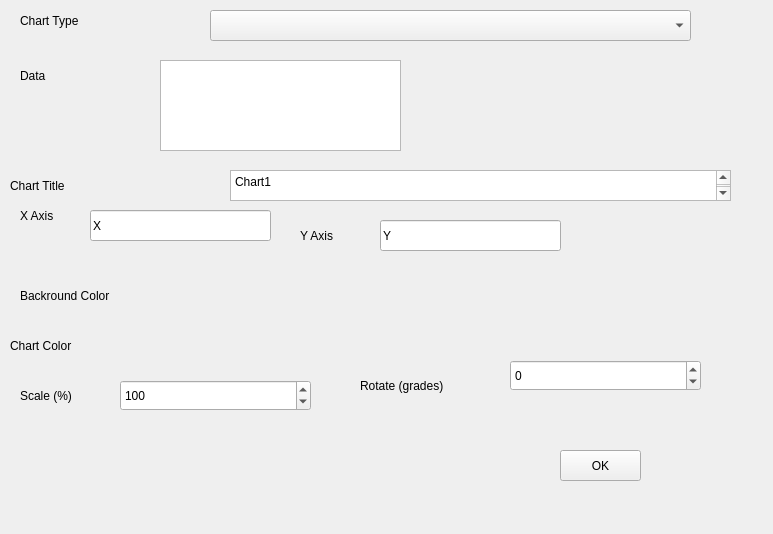
jose94752/ClipEdit, file sources/Forms/formcharts.ui: the form before one commit.
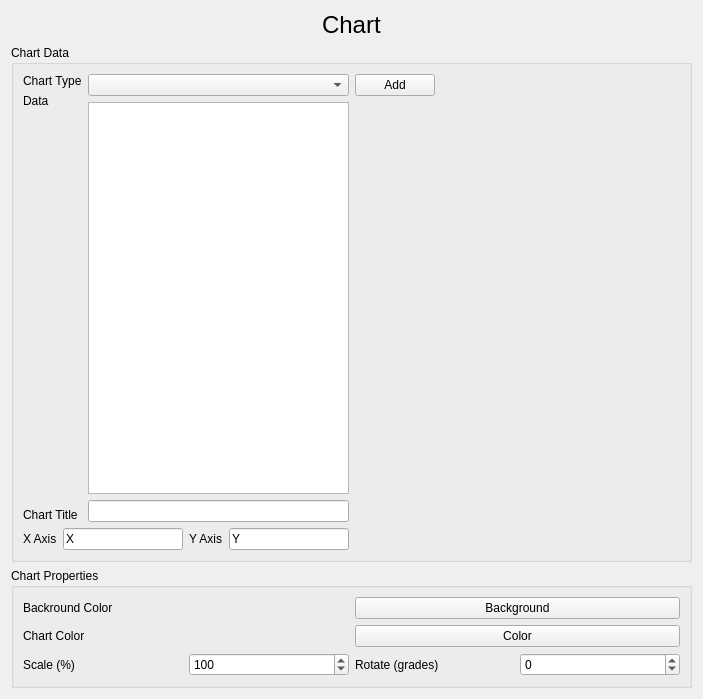
The form after the commit.

Commit message: layouts charts

Diff of the .ui file:
```diff
--- a/sources/Forms/formcharts.ui
+++ b/sources/Forms/formcharts.ui
@@ -6,176 +6,262 @@
    <rect>
     <x>0</x>
     <y>0</y>
-    <width>773</width>
-    <height>534</height>
+    <width>703</width>
+    <height>699</height>
    </rect>
   </property>
   <property name="windowTitle">
    <string>Form</string>
   </property>
+  <layout class="QHBoxLayout" name="horizontalLayout_12">
+   <item>
+    <layout class="QVBoxLayout" name="verticalLayout_13">
+     <item>
+      <layout class="QHBoxLayout" name="horizontalLayout_3">
+       <item>
+        <spacer name="horizontalSpacer">
+         <property name="orientation">
+          <enum>Qt::Horizontal</enum>
+         </property>
+         <property name="sizeHint" stdset="0">
+          <size>
+           <width>40</width>
+           <height>20</height>
+          </size>
+         </property>
+        </spacer>
+       </item>
+       <item>
+        <widget class="QLabel" name="label_10">
+         <property name="font">
+          <font>
+           <pointsize>18</pointsize>
+          </font>
+         </property>
+         <property name="text">
+          <string>Chart</string>
+         </property>
+        </widget>
+       </item>
+       <item>
+        <spacer name="horizontalSpacer_2">
+         <property name="orientation">
+          <enum>Qt::Horizontal</enum>
+         </property>
+         <property name="sizeHint" stdset="0">
+          <size>
+           <width>40</width>
+           <height>20</height>
+          </size>
+         </property>
+        </spacer>
+       </item>
+      </layout>
+     </item>
+     <item>
+      <widget class="QGroupBox" name="groupBox">
+       <property name="title">
+        <string>Chart Data</string>
+       </property>
+       <layout class="QVBoxLayout" name="verticalLayout_12">
+        <item>
+         <layout class="QHBoxLayout" name="horizontalLayout_7">
+          <item>
+           <layout class="QVBoxLayout" name="verticalLayout_5">
+            <item>
+             <layout class="QHBoxLayout" name="horizontalLayout_5">
+              <item>
+               <layout class="QVBoxLayout" name="verticalLayout_3">
+                <item>
   <widget class="QLabel" name="label">
-   <property name="geometry">
-    <rect>
-     <x>20</x>
-     <y>10</y>
-     <width>191</width>
-     <height>21</height>
-    </rect>
-   </property>
    <property name="text">
     <string>Chart Type</string>
    </property>
   </widget>
-  <widget class="QComboBox" name="qChartType">
-   <property name="geometry">
-    <rect>
-     <x>210</x>
-     <y>10</y>
-     <width>481</width>
-     <height>31</height>
-    </rect>
-   </property>
-  </widget>
+                </item>
+                <item>
   <widget class="QLabel" name="label_2">
-   <property name="geometry">
-    <rect>
-     <x>20</x>
-     <y>60</y>
-     <width>131</width>
-     <height>31</height>
-    </rect>
-   </property>
    <property name="text">
     <string>Data</string>
    </property>
   </widget>
+                </item>
+                <item>
+                 <spacer name="verticalSpacer">
+                  <property name="orientation">
+                   <enum>Qt::Vertical</enum>
+                  </property>
+                  <property name="sizeHint" stdset="0">
+                   <size>
+                    <width>20</width>
+                    <height>40</height>
+                   </size>
+                  </property>
+                 </spacer>
+                </item>
+                <item>
   <widget class="QLabel" name="label_3">
-   <property name="geometry">
-    <rect>
-     <x>10</x>
-     <y>170</y>
-     <width>191</width>
-     <height>31</height>
-    </rect>
-   </property>
    <property name="text">
     <string>Chart Title</string>
    </property>
   </widget>
-  <widget class="QPlainTextEdit" name="qChartTitle">
-   <property name="geometry">
-    <rect>
-     <x>230</x>
-     <y>170</y>
-     <width>501</width>
-     <height>31</height>
-    </rect>
-   </property>
-   <property name="plainText">
-    <string>Chart1
-</string>
-   </property>
-  </widget>
+                </item>
+               </layout>
+              </item>
+              <item>
+               <layout class="QVBoxLayout" name="verticalLayout_4">
+                <item>
+                 <widget class="QComboBox" name="qChartType"/>
+                </item>
+                <item>
+                 <widget class="QTableView" name="qData"/>
+                </item>
+                <item>
+                 <widget class="QLineEdit" name="qTitle"/>
+                </item>
+               </layout>
+              </item>
+             </layout>
+            </item>
+            <item>
+             <layout class="QHBoxLayout" name="horizontalLayout_2">
+              <item>
+               <widget class="QLabel" name="label_6">
+                <property name="text">
+                 <string>X Axis</string>
+                </property>
+               </widget>
+              </item>
+              <item>
   <widget class="QLineEdit" name="qXAxis">
-   <property name="geometry">
-    <rect>
-     <x>90</x>
-     <y>210</y>
-     <width>181</width>
-     <height>31</height>
-    </rect>
-   </property>
    <property name="text">
     <string>X</string>
    </property>
   </widget>
+              </item>
+              <item>
   <widget class="QLabel" name="label_5">
-   <property name="geometry">
-    <rect>
-     <x>300</x>
-     <y>220</y>
-     <width>61</width>
-     <height>31</height>
-    </rect>
-   </property>
    <property name="text">
     <string>Y Axis</string>
    </property>
   </widget>
+              </item>
+              <item>
   <widget class="QLineEdit" name="qYAxis">
-   <property name="geometry">
-    <rect>
-     <x>380</x>
-     <y>220</y>
-     <width>181</width>
-     <height>31</height>
-    </rect>
-   </property>
    <property name="text">
     <string>Y</string>
    </property>
   </widget>
-  <widget class="QLabel" name="label_6">
-   <property name="geometry">
-    <rect>
-     <x>20</x>
-     <y>200</y>
-     <width>61</width>
-     <height>31</height>
-    </rect>
-   </property>
+              </item>
+             </layout>
+            </item>
+           </layout>
+          </item>
+          <item>
+           <layout class="QVBoxLayout" name="verticalLayout_11">
+            <item>
+             <layout class="QHBoxLayout" name="horizontalLayout_4">
+              <item>
+               <widget class="QPushButton" name="qAdd">
    <property name="text">
-    <string>X Axis</string>
-   </property>
-  </widget>
+                 <string>Add</string>
+                </property>
+               </widget>
+              </item>
+              <item>
+               <spacer name="horizontalSpacer_4">
+                <property name="orientation">
+                 <enum>Qt::Horizontal</enum>
+                </property>
+                <property name="sizeHint" stdset="0">
+                 <size>
+                  <width>40</width>
+                  <height>20</height>
+                 </size>
+                </property>
+               </spacer>
+              </item>
+             </layout>
+            </item>
+            <item>
+             <spacer name="verticalSpacer_2">
+              <property name="orientation">
+               <enum>Qt::Vertical</enum>
+              </property>
+              <property name="sizeHint" stdset="0">
+               <size>
+                <width>20</width>
+                <height>40</height>
+               </size>
+              </property>
+             </spacer>
+            </item>
+           </layout>
+          </item>
+         </layout>
+        </item>
+       </layout>
+      </widget>
+     </item>
+     <item>
+      <widget class="QGroupBox" name="groupBox_2">
+       <property name="title">
+        <string>Chart Properties</string>
+       </property>
+       <layout class="QVBoxLayout" name="verticalLayout_10">
+        <item>
+         <layout class="QVBoxLayout" name="verticalLayout_9">
+          <item>
+           <layout class="QHBoxLayout" name="horizontalLayout">
+            <item>
+             <layout class="QVBoxLayout" name="verticalLayout">
+              <item>
   <widget class="QLabel" name="label_4">
-   <property name="geometry">
-    <rect>
-     <x>20</x>
-     <y>280</y>
-     <width>191</width>
-     <height>31</height>
-    </rect>
-   </property>
    <property name="text">
     <string>Backround Color</string>
    </property>
   </widget>
+              </item>
+              <item>
   <widget class="QLabel" name="label_7">
-   <property name="geometry">
-    <rect>
-     <x>10</x>
-     <y>330</y>
-     <width>171</width>
-     <height>31</height>
-    </rect>
-   </property>
    <property name="text">
     <string>Chart Color</string>
    </property>
   </widget>
+              </item>
+             </layout>
+            </item>
+            <item>
+             <layout class="QVBoxLayout" name="verticalLayout_2">
+              <item>
+               <widget class="QPushButton" name="qBackColor">
+                <property name="text">
+                 <string>Background</string>
+                </property>
+               </widget>
+              </item>
+              <item>
+               <widget class="QPushButton" name="qColor">
+                <property name="text">
+                 <string>Color</string>
+                </property>
+               </widget>
+              </item>
+             </layout>
+            </item>
+           </layout>
+          </item>
+          <item>
+           <layout class="QHBoxLayout" name="horizontalLayout_6">
+            <item>
   <widget class="QLabel" name="label_8">
-   <property name="geometry">
-    <rect>
-     <x>20</x>
-     <y>380</y>
-     <width>91</width>
-     <height>31</height>
-    </rect>
-   </property>
    <property name="text">
     <string>Scale (%)</string>
    </property>
   </widget>
+            </item>
+            <item>
   <widget class="QSpinBox" name="qScale">
-   <property name="geometry">
-    <rect>
-     <x>120</x>
-     <y>380</y>
-     <width>191</width>
-     <height>31</height>
-    </rect>
-   </property>
    <property name="minimum">
     <number>10</number>
    </property>
@@ -189,28 +275,16 @@
     <number>100</number>
    </property>
   </widget>
+            </item>
+            <item>
   <widget class="QLabel" name="label_9">
-   <property name="geometry">
-    <rect>
-     <x>360</x>
-     <y>370</y>
-     <width>121</width>
-     <height>31</height>
-    </rect>
-   </property>
    <property name="text">
     <string>Rotate (grades)</string>
    </property>
   </widget>
-  <widget class="QSpinBox" name="qScale_2">
-   <property name="geometry">
-    <rect>
-     <x>510</x>
-     <y>360</y>
-     <width>191</width>
-     <height>31</height>
-    </rect>
-   </property>
+            </item>
+            <item>
+             <widget class="QSpinBox" name="qRotate">
    <property name="minimum">
     <number>-180</number>
    </property>
@@ -224,30 +298,26 @@
     <number>0</number>
    </property>
   </widget>
-  <widget class="QPushButton" name="pushButton">
-   <property name="geometry">
-    <rect>
-     <x>560</x>
-     <y>450</y>
-     <width>81</width>
-     <height>31</height>
-    </rect>
-   </property>
-   <property name="text">
-    <string>OK</string>
-   </property>
-  </widget>
-  <widget class="QTableView" name="tableView">
-   <property name="geometry">
-    <rect>
-     <x>160</x>
-     <y>60</y>
-     <width>241</width>
-     <height>91</height>
-    </rect>
-   </property>
-  </widget>
- </widget>
+            </item>
+           </layout>
+          </item>
+         </layout>
+        </item>
+       </layout>
+      </widget>
+     </item>
+    </layout>
+   </item>
+  </layout>
+ </widget>
+ <tabstops>
+  <tabstop>qChartType</tabstop>
+  <tabstop>qData</tabstop>
+  <tabstop>qXAxis</tabstop>
+  <tabstop>qYAxis</tabstop>
+  <tabstop>qScale</tabstop>
+  <tabstop>qRotate</tabstop>
+ </tabstops>
  <resources/>
  <connections/>
 </ui>
```
Lines whose indentation alone changed are shown as unchanged.
